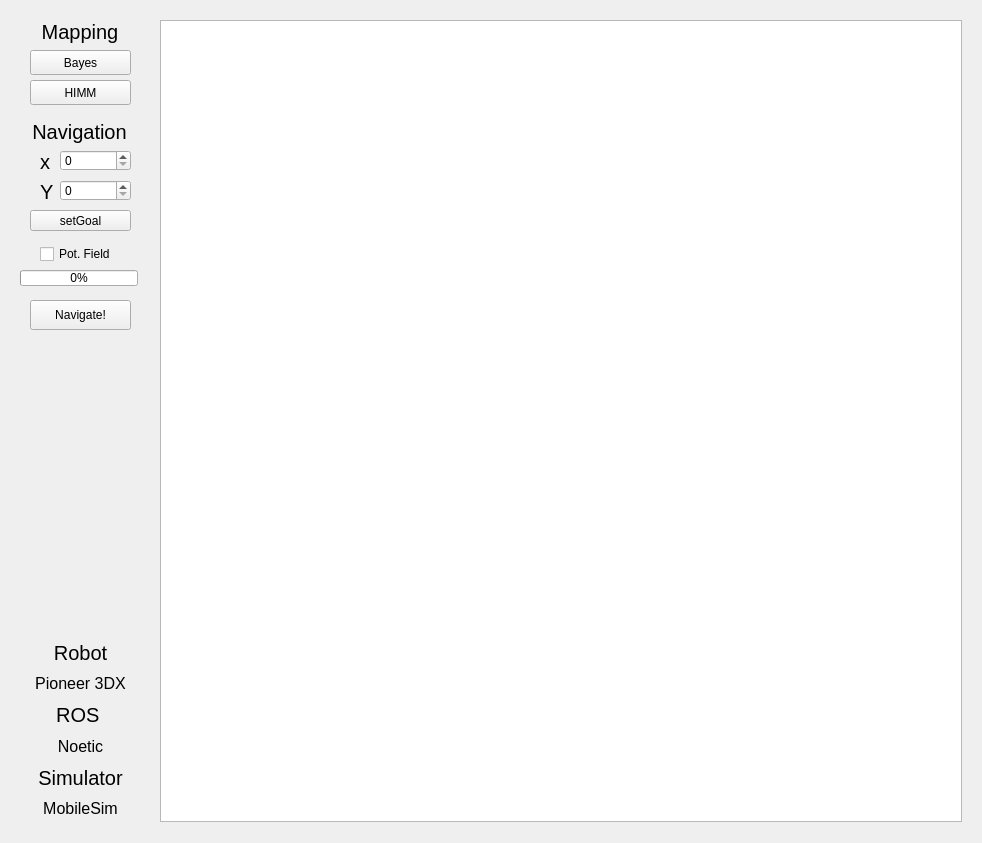
First picture: the form in include/ros_mapping_gui/ros_mapping_gui.ui, repository fupbot/ROSActiveExplorationCMP545, before the edit.
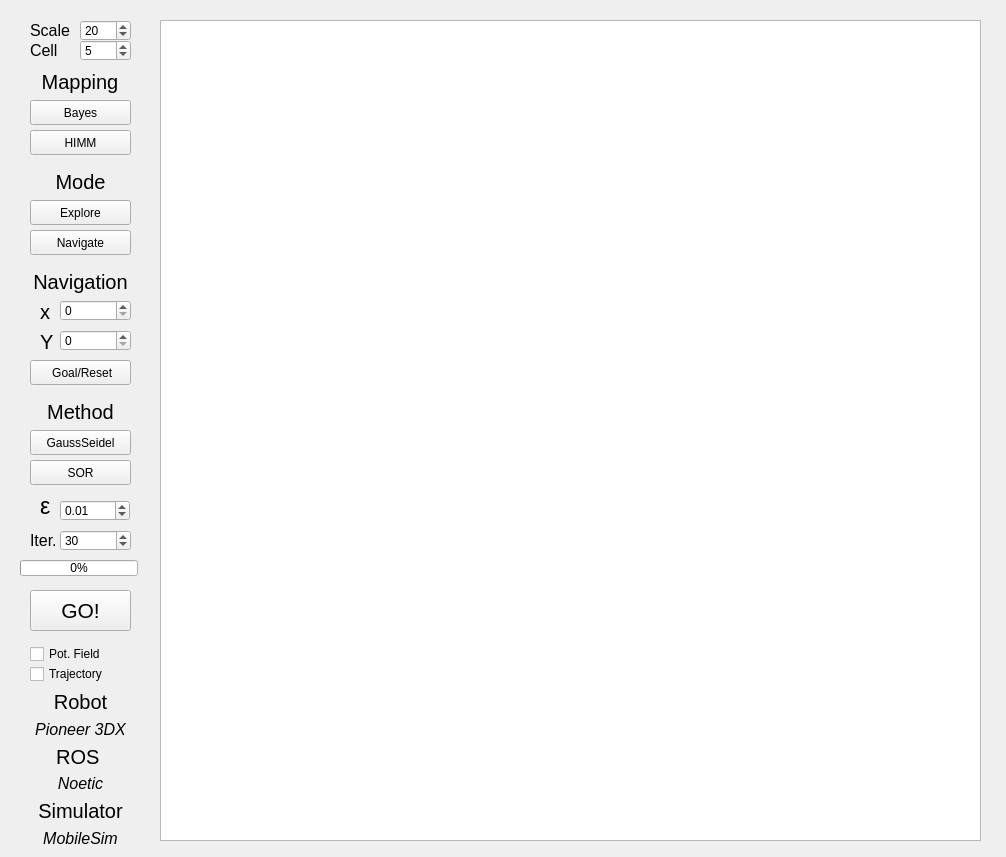
Second picture: the form after the edit.

```diff
--- a/include/ros_mapping_gui/ros_mapping_gui.ui
+++ b/include/ros_mapping_gui/ros_mapping_gui.ui
@@ -6,8 +6,8 @@
    <rect>
     <x>0</x>
     <y>0</y>
-    <width>982</width>
-    <height>843</height>
+    <width>1006</width>
+    <height>857</height>
    </rect>
   </property>
   <property name="minimumSize">
@@ -27,8 +27,8 @@
     <rect>
      <x>160</x>
      <y>20</y>
-     <width>802</width>
-     <height>802</height>
+     <width>821</width>
+     <height>821</height>
     </rect>
    </property>
    <property name="minimumSize">
@@ -42,9 +42,9 @@
    <property name="geometry">
     <rect>
      <x>30</x>
-     <y>640</y>
+     <y>690</y>
      <width>101</width>
-     <height>181</height>
+     <height>158</height>
     </rect>
    </property>
    <layout class="QVBoxLayout" name="verticalLayout_3">
@@ -73,6 +73,7 @@
         <family>Ubuntu</family>
         <pointsize>12</pointsize>
         <weight>50</weight>
+        <italic>true</italic>
         <bold>false</bold>
        </font>
       </property>
@@ -109,6 +110,7 @@
         <family>Ubuntu</family>
         <pointsize>12</pointsize>
         <weight>50</weight>
+        <italic>true</italic>
         <bold>false</bold>
        </font>
       </property>
@@ -145,6 +147,7 @@
         <family>Ubuntu</family>
         <pointsize>12</pointsize>
         <weight>50</weight>
+        <italic>true</italic>
         <bold>false</bold>
        </font>
       </property>
@@ -158,17 +161,22 @@
     </item>
    </layout>
   </widget>
-  <widget class="QPushButton" name="pbtn_NAV">
+  <widget class="QPushButton" name="pbtn_GO">
    <property name="geometry">
     <rect>
      <x>30</x>
-     <y>300</y>
+     <y>590</y>
      <width>101</width>
-     <height>30</height>
+     <height>41</height>
     </rect>
    </property>
+   <property name="font">
+    <font>
+     <pointsize>16</pointsize>
+    </font>
+   </property>
    <property name="text">
-    <string>Navigate!</string>
+    <string>GO!</string>
    </property>
    <property name="checkable">
     <bool>true</bool>
@@ -180,9 +188,9 @@
   <widget class="QLabel" name="lbl_x_2">
    <property name="geometry">
     <rect>
-     <x>30</x>
-     <y>120</y>
-     <width>99</width>
+     <x>20</x>
+     <y>270</y>
+     <width>121</width>
      <height>23</height>
     </rect>
    </property>
@@ -205,7 +213,7 @@
    <property name="geometry">
     <rect>
      <x>40</x>
-     <y>180</y>
+     <y>330</y>
      <width>16</width>
      <height>23</height>
     </rect>
@@ -226,13 +234,13 @@
    <property name="geometry">
     <rect>
      <x>60</x>
-     <y>180</y>
+     <y>330</y>
      <width>71</width>
      <height>21</height>
     </rect>
    </property>
    <property name="maximum">
-    <number>499</number>
+    <number>799</number>
    </property>
    <property name="singleStep">
     <number>10</number>
@@ -242,13 +250,13 @@
    <property name="geometry">
     <rect>
      <x>60</x>
-     <y>150</y>
+     <y>300</y>
      <width>71</width>
      <height>21</height>
     </rect>
    </property>
    <property name="maximum">
-    <number>499</number>
+    <number>799</number>
    </property>
    <property name="singleStep">
     <number>10</number>
@@ -258,7 +266,7 @@
    <property name="geometry">
     <rect>
      <x>40</x>
-     <y>150</y>
+     <y>300</y>
      <width>16</width>
      <height>23</height>
     </rect>
@@ -279,13 +287,13 @@
    <property name="geometry">
     <rect>
      <x>30</x>
-     <y>210</y>
+     <y>360</y>
      <width>101</width>
-     <height>21</height>
+     <height>25</height>
     </rect>
    </property>
    <property name="text">
-    <string>setGoal</string>
+    <string> Goal/Reset</string>
    </property>
    <property name="checkable">
     <bool>false</bool>
@@ -294,9 +302,9 @@
   <widget class="QCheckBox" name="checkBox">
    <property name="geometry">
     <rect>
-     <x>40</x>
-     <y>240</y>
-     <width>94</width>
+     <x>30</x>
+     <y>640</y>
+     <width>101</width>
      <height>28</height>
     </rect>
    </property>
@@ -308,7 +316,7 @@
    <property name="geometry">
     <rect>
      <x>20</x>
-     <y>270</y>
+     <y>560</y>
      <width>118</width>
      <height>16</height>
     </rect>
@@ -321,7 +329,7 @@
    <property name="geometry">
     <rect>
      <x>40</x>
-     <y>20</y>
+     <y>70</y>
      <width>80</width>
      <height>23</height>
     </rect>
@@ -345,7 +353,7 @@
    <property name="geometry">
     <rect>
      <x>30</x>
-     <y>50</y>
+     <y>100</y>
      <width>101</width>
      <height>25</height>
     </rect>
@@ -364,7 +372,7 @@
    <property name="geometry">
     <rect>
      <x>30</x>
-     <y>80</y>
+     <y>130</y>
      <width>101</width>
      <height>25</height>
     </rect>
@@ -379,6 +387,319 @@
     <bool>false</bool>
    </property>
   </widget>
+  <widget class="QPushButton" name="pbtn_GS">
+   <property name="geometry">
+    <rect>
+     <x>30</x>
+     <y>430</y>
+     <width>101</width>
+     <height>25</height>
+    </rect>
+   </property>
+   <property name="text">
+    <string>GaussSeidel</string>
+   </property>
+   <property name="checkable">
+    <bool>true</bool>
+   </property>
+  </widget>
+  <widget class="QPushButton" name="pbtn_SOR">
+   <property name="geometry">
+    <rect>
+     <x>30</x>
+     <y>460</y>
+     <width>101</width>
+     <height>25</height>
+    </rect>
+   </property>
+   <property name="text">
+    <string>SOR</string>
+   </property>
+   <property name="checkable">
+    <bool>true</bool>
+   </property>
+  </widget>
+  <widget class="QDoubleSpinBox" name="sp_setSOR">
+   <property name="geometry">
+    <rect>
+     <x>60</x>
+     <y>500</y>
+     <width>70</width>
+     <height>21</height>
+    </rect>
+   </property>
+   <property name="minimum">
+    <double>-1.000000000000000</double>
+   </property>
+   <property name="maximum">
+    <double>1.000000000000000</double>
+   </property>
+   <property name="singleStep">
+    <double>0.010000000000000</double>
+   </property>
+   <property name="value">
+    <double>0.010000000000000</double>
+   </property>
+  </widget>
+  <widget class="QLabel" name="lbl_y_2">
+   <property name="geometry">
+    <rect>
+     <x>40</x>
+     <y>490</y>
+     <width>21</width>
+     <height>31</height>
+    </rect>
+   </property>
+   <property name="font">
+    <font>
+     <family>Ubuntu</family>
+     <pointsize>17</pointsize>
+     <weight>50</weight>
+     <bold>false</bold>
+    </font>
+   </property>
+   <property name="text">
+    <string>ε</string>
+   </property>
+  </widget>
+  <widget class="QSpinBox" name="sp_iter">
+   <property name="geometry">
+    <rect>
+     <x>60</x>
+     <y>530</y>
+     <width>71</width>
+     <height>21</height>
+    </rect>
+   </property>
+   <property name="maximum">
+    <number>5000</number>
+   </property>
+   <property name="singleStep">
+    <number>10</number>
+   </property>
+   <property name="value">
+    <number>30</number>
+   </property>
+  </widget>
+  <widget class="QLabel" name="lbl_y_3">
+   <property name="geometry">
+    <rect>
+     <x>30</x>
+     <y>530</y>
+     <width>31</width>
+     <height>21</height>
+    </rect>
+   </property>
+   <property name="font">
+    <font>
+     <family>Ubuntu</family>
+     <pointsize>12</pointsize>
+     <weight>50</weight>
+     <bold>false</bold>
+    </font>
+   </property>
+   <property name="text">
+    <string>Iter.</string>
+   </property>
+  </widget>
+  <widget class="QLabel" name="lbl_x_11">
+   <property name="geometry">
+    <rect>
+     <x>30</x>
+     <y>400</y>
+     <width>101</width>
+     <height>23</height>
+    </rect>
+   </property>
+   <property name="font">
+    <font>
+     <family>Ubuntu</family>
+     <pointsize>15</pointsize>
+     <weight>50</weight>
+     <bold>false</bold>
+    </font>
+   </property>
+   <property name="text">
+    <string>Method</string>
+   </property>
+   <property name="alignment">
+    <set>Qt::AlignCenter</set>
+   </property>
+  </widget>
+  <widget class="QLabel" name="lbl_x_10">
+   <property name="geometry">
+    <rect>
+     <x>30</x>
+     <y>170</y>
+     <width>101</width>
+     <height>23</height>
+    </rect>
+   </property>
+   <property name="font">
+    <font>
+     <family>Ubuntu</family>
+     <pointsize>15</pointsize>
+     <weight>50</weight>
+     <bold>false</bold>
+    </font>
+   </property>
+   <property name="text">
+    <string>Mode</string>
+   </property>
+   <property name="alignment">
+    <set>Qt::AlignCenter</set>
+   </property>
+  </widget>
+  <widget class="QPushButton" name="pbtn_EXP">
+   <property name="geometry">
+    <rect>
+     <x>30</x>
+     <y>200</y>
+     <width>101</width>
+     <height>25</height>
+    </rect>
+   </property>
+   <property name="text">
+    <string>Explore</string>
+   </property>
+   <property name="checkable">
+    <bool>true</bool>
+   </property>
+  </widget>
+  <widget class="QPushButton" name="pbtn_NAV">
+   <property name="geometry">
+    <rect>
+     <x>30</x>
+     <y>230</y>
+     <width>101</width>
+     <height>25</height>
+    </rect>
+   </property>
+   <property name="text">
+    <string>Navigate</string>
+   </property>
+   <property name="checkable">
+    <bool>true</bool>
+   </property>
+  </widget>
+  <widget class="QLabel" name="lbl_msgs">
+   <property name="geometry">
+    <rect>
+     <x>180</x>
+     <y>810</y>
+     <width>441</width>
+     <height>21</height>
+    </rect>
+   </property>
+   <property name="font">
+    <font>
+     <family>Ubuntu</family>
+     <pointsize>10</pointsize>
+    </font>
+   </property>
+   <property name="autoFillBackground">
+    <bool>false</bool>
+   </property>
+   <property name="text">
+    <string/>
+   </property>
+   <property name="wordWrap">
+    <bool>true</bool>
+   </property>
+  </widget>
+  <widget class="QCheckBox" name="cb_trajectory">
+   <property name="geometry">
+    <rect>
+     <x>30</x>
+     <y>660</y>
+     <width>101</width>
+     <height>28</height>
+    </rect>
+   </property>
+   <property name="text">
+    <string extracomment="4">Trajectory</string>
+   </property>
+  </widget>
+  <widget class="QSpinBox" name="sb_scale">
+   <property name="geometry">
+    <rect>
+     <x>80</x>
+     <y>20</y>
+     <width>51</width>
+     <height>21</height>
+    </rect>
+   </property>
+   <property name="maximum">
+    <number>799</number>
+   </property>
+   <property name="singleStep">
+    <number>1</number>
+   </property>
+   <property name="value">
+    <number>20</number>
+   </property>
+  </widget>
+  <widget class="QLabel" name="lbl_y_4">
+   <property name="geometry">
+    <rect>
+     <x>30</x>
+     <y>20</y>
+     <width>41</width>
+     <height>21</height>
+    </rect>
+   </property>
+   <property name="font">
+    <font>
+     <family>Ubuntu</family>
+     <pointsize>12</pointsize>
+     <weight>50</weight>
+     <bold>false</bold>
+    </font>
+   </property>
+   <property name="text">
+    <string>Scale</string>
+   </property>
+  </widget>
+  <widget class="QLabel" name="lbl_y_5">
+   <property name="geometry">
+    <rect>
+     <x>30</x>
+     <y>40</y>
+     <width>41</width>
+     <height>21</height>
+    </rect>
+   </property>
+   <property name="font">
+    <font>
+     <family>Ubuntu</family>
+     <pointsize>12</pointsize>
+     <weight>50</weight>
+     <bold>false</bold>
+    </font>
+   </property>
+   <property name="text">
+    <string>Cell</string>
+   </property>
+  </widget>
+  <widget class="QSpinBox" name="sb_cell">
+   <property name="geometry">
+    <rect>
+     <x>80</x>
+     <y>40</y>
+     <width>51</width>
+     <height>21</height>
+    </rect>
+   </property>
+   <property name="maximum">
+    <number>799</number>
+   </property>
+   <property name="singleStep">
+    <number>1</number>
+   </property>
+   <property name="value">
+    <number>5</number>
+   </property>
+  </widget>
  </widget>
  <resources/>
  <connections/>
```
Left out of the diff: 2 changed lines with no effect on the pictures.
